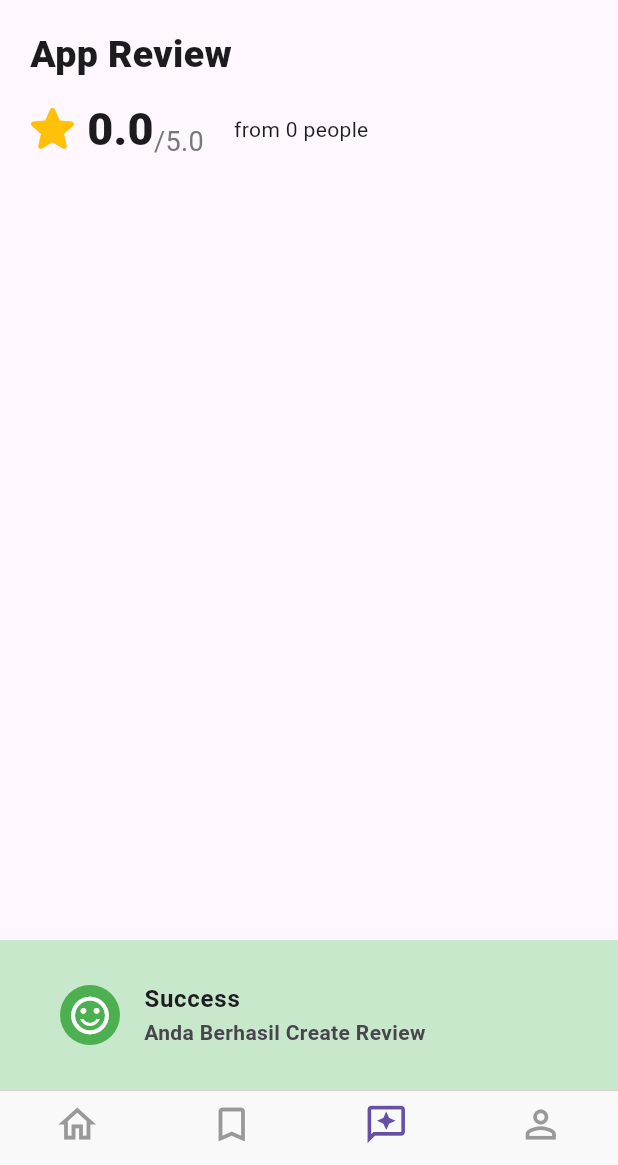
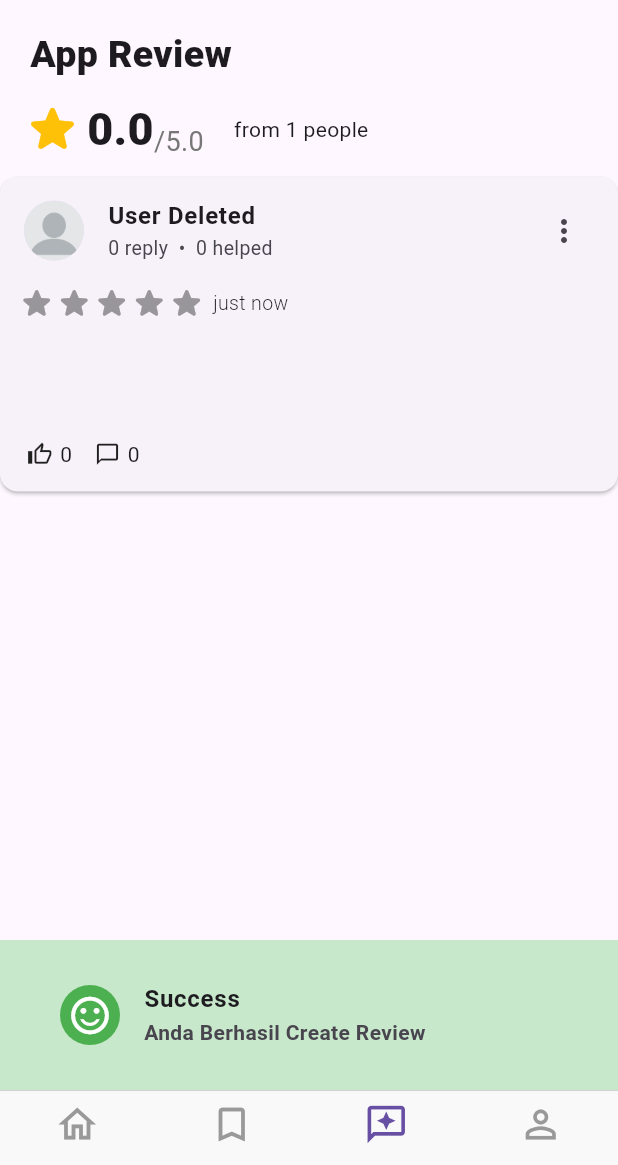
Before and after one commit to pietervardi/Vehicle-Rental_Alpa_IFASore, a Flutter app: the ReviewForm screen opened directly, after a tap on "Submit Review", on a phone screen of 412 x 824 dp, the part 71-1236 px from its top. Run offline on Flutter 3.47's test engine with Material 3 defaults, Android fonts, the phone set to English and light mode, and no system bars; drawn by our look-alikes of flutter_rating_bar; our stand-ins replace cloud_firestore, firebase_auth, firebase_core, firebase_storage, get_time_ago, google_fonts and 6 more; missing offline and left inert: bcrypt; accounts and stored records are empty.

Commit message:
Fix something

```diff
--- a/lib/screens/profile_screen.dart
+++ b/lib/screens/profile_screen.dart
@@ -107,7 +107,7 @@ class _ProfileScreenState extends State<ProfileScreen> {
           // Firestore Delete User
           await deleteUserFirestore();
           // Firebase Delete Account
-          _auth.deleteUserFirebase();
+          await _auth.deleteUserFirebase();
           if (mounted) {
             Navigator.push(
               context, MaterialPageRoute
--- a/lib/screens/review_detail.dart
+++ b/lib/screens/review_detail.dart
@@ -19,9 +19,9 @@ class ReviewDetail extends StatefulWidget {
   const ReviewDetail({
     Key? key,
     required this.id,
-    required this.name,
+    this.name = 'User Deleted',
     required this.text,
-    required this.profilePicture,
+    this.profilePicture = '',
     required this.imageUrl,
     required this.createdAt,
   }) : super(key: key);
@@ -165,6 +165,7 @@ class _ReviewDetailState extends State<ReviewDetail> {
               ),
             ),
           ),
+          if (imageUrl.isNotEmpty)
             Padding(
               padding: const EdgeInsets.only(right: 260),
               child: Container(
--- a/lib/screens/review_form.dart
+++ b/lib/screens/review_form.dart
@@ -68,7 +68,11 @@ class _ReviewFormState extends State<ReviewForm> {
     final docReview = FirebaseFirestore.instance.collection('reviews').doc();
     final User? currentUser = await _auth.getUser();
 
-    String imageUrl = await _store.uploadImageToStorage('reviewImage', docReview.id, _image!);
+    String imageUrl = '';
+
+    if (_image != null) {
+      imageUrl = await _store.uploadImageToStorage('reviewImage', docReview.id, _image!);
+    }
 
     final review = Review(
       id: docReview.id,
@@ -340,7 +344,7 @@ class _ReviewFormState extends State<ReviewForm> {
                 child: const Row(
                   mainAxisAlignment: MainAxisAlignment.center,
                   children: [
-                    Icon(Icons.image, color: whiteText), // Icon
+                    Icon(Icons.image, color: whiteText),
                     SizedBox(width: 8),
                     Text(
                       'Choose existing photo',
--- a/lib/screens/review_screen.dart
+++ b/lib/screens/review_screen.dart
@@ -281,7 +281,33 @@ class _ReviewScreenState extends State<ReviewScreen> {
                     ),
                   );
                 }
-                return Container();
+                return ListTile(
+                  leading: const CircleAvatar(
+                    backgroundImage: AssetImage('assets/profile/profile.png'),
+                  ),
+                  title: const Text(
+                    'User Deleted',
+                    style: TextStyle(
+                      fontWeight: FontWeight.bold
+                    ),
+                  ),
+                  subtitle: Text(
+                    '${review.comments.length.toString()} reply  •  ${review.likes.length.toString()} helped',
+                    style: const TextStyle(
+                      fontSize: 13
+                    ),
+                  ),
+                  trailing: GestureDetector(
+                    onTap: () {
+                      showCustomModalBottomSheet(context, isDarkMode, userId, review.userId, review.id, (reviewId) =>
+                        deleteReview(reviewId)
+                      );
+                    },
+                    child: const Icon(
+                      Icons.more_vert_outlined
+                    )
+                  ),
+                );
               }
             ),
             Padding(
@@ -324,6 +350,7 @@ class _ReviewScreenState extends State<ReviewScreen> {
               ),
             ),
             const SizedBox(height: 20,),
+            if (review.imageUrl.isNotEmpty)
               Container(
                 width: 100,
                 height: 100,
```
Lines whose indentation alone changed are shown as unchanged.
